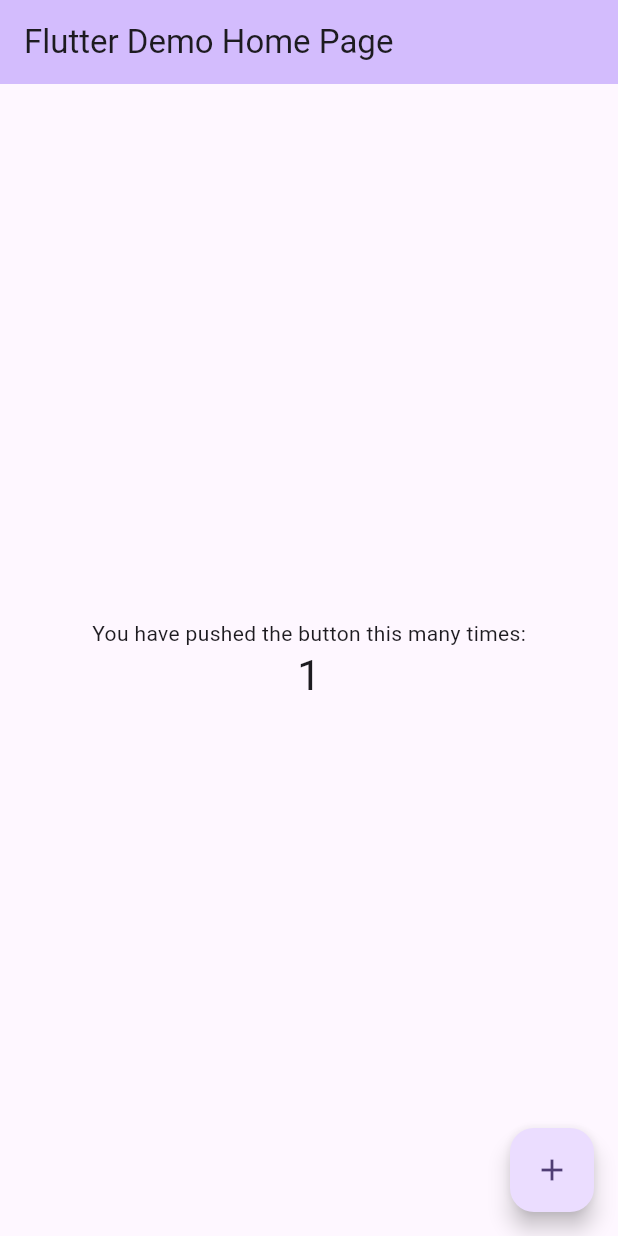
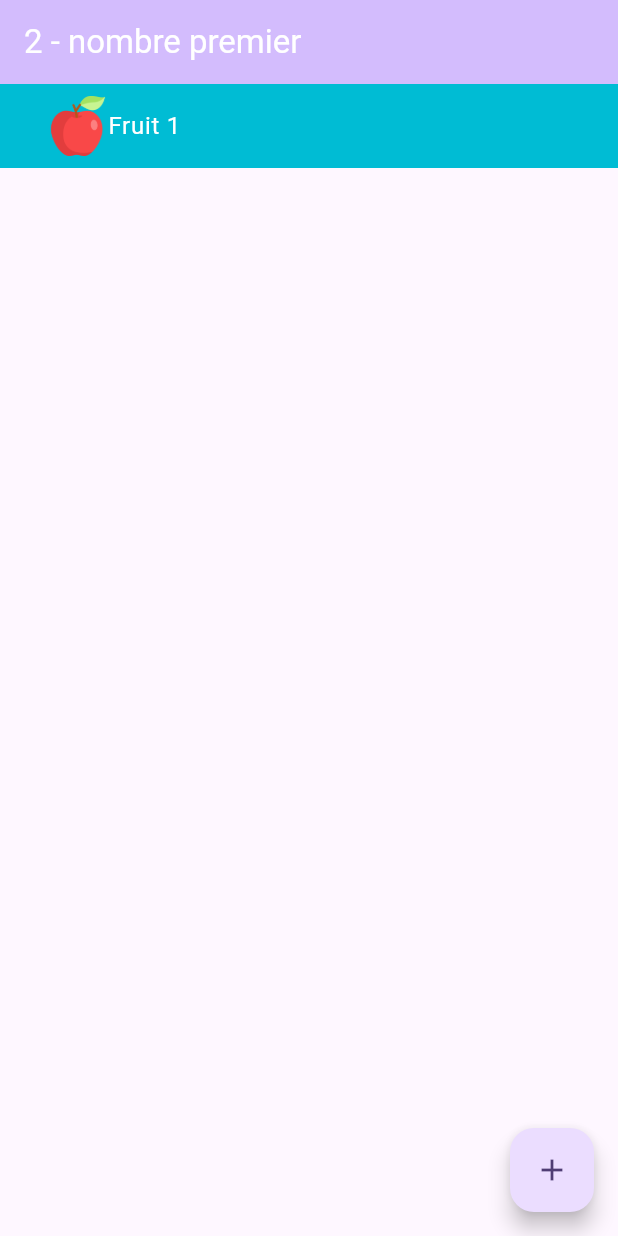
Before and after one commit to Vuillet-Hugo/pommepoireananas, a Flutter app: the screen it shows after launch, after a tap on the "add" icon, on a phone screen of 412 x 824 dp. Run offline on Flutter 3.47's test engine with Material 2 defaults, Android fonts, the light colour scheme and no system bars.

Commit message:
final commit

```diff
--- a/lib/main.dart
+++ b/lib/main.dart
@@ -1,4 +1,18 @@
 import 'package:flutter/material.dart';
+
+bool nombrePremier(int number) {
+  if (number <= 1) {
+    return false;
+  }
+
+  for (int i = 2; i * i <= number; i++) {
+    if (number % i == 0) {
+      return false;
+    }
+  }
+
+  return true;
+}
 
 void main() {
   runApp(const MyApp());
@@ -7,119 +21,111 @@ void main() {
 class MyApp extends StatelessWidget {
   const MyApp({super.key});
 
-  // This widget is the root of your application.
   @override
   Widget build(BuildContext context) {
     return MaterialApp(
       title: 'Flutter Demo',
       theme: ThemeData(
-        // This is the theme of your application.
-        //
-        // TRY THIS: Try running your application with "flutter run". You'll see
-        // the application has a blue toolbar. Then, without quitting the app,
-        // try changing the seedColor in the colorScheme below to Colors.green
-        // and then invoke "hot reload" (save your changes or press the "hot
-        // reload" button in a Flutter-supported IDE, or press "r" if you used
-        // the command line to start the app).
-        //
-        // Notice that the counter didn't reset back to zero; the application
-        // state is not lost during the reload. To reset the state, use hot
-        // restart instead.
-        //
-        // This works for code too, not just values: Most code changes can be
-        // tested with just a hot reload.
         colorScheme: ColorScheme.fromSeed(seedColor: Colors.deepPurple),
         useMaterial3: true,
       ),
-      home: const MyHomePage(title: 'Flutter Demo Home Page'),
+      home: const MyHomePage(),
     );
   }
 }
 
 class MyHomePage extends StatefulWidget {
-  const MyHomePage({super.key, required this.title});
-
-  // This widget is the home page of your application. It is stateful, meaning
-  // that it has a State object (defined below) that contains fields that affect
-  // how it looks.
-
-  // This class is the configuration for the state. It holds the values (in this
-  // case the title) provided by the parent (in this case the App widget) and
-  // used by the build method of the State. Fields in a Widget subclass are
-  // always marked "final".
-
-  final String title;
+  const MyHomePage({super.key});
 
   @override
   State<MyHomePage> createState() => _MyHomePageState();
 }
 
 class _MyHomePageState extends State<MyHomePage> {
-  int _counter = 0;
+  int _counter = 1;
+  List<int> listFruit = [];
+
+  String typeDeNombre(int valeurFruit) {
+    if (nombrePremier(valeurFruit)) {
+      return 'nombre premier';
+    } else if (valeurFruit.isEven) {
+      return 'pair';
+    } else {
+      return 'impair';
+    }
+  }
 
   void _incrementCounter() {
     setState(() {
-      // This call to setState tells the Flutter framework that something has
-      // changed in this State, which causes it to rerun the build method below
-      // so that the display can reflect the updated values. If we changed
-      // _counter without calling setState(), then the build method would not be
-      // called again, and so nothing would appear to happen.
+      listFruit
+          .add(_counter);
       _counter++;
     });
   }
 
   @override
   Widget build(BuildContext context) {
-    // This method is rerun every time setState is called, for instance as done
-    // by the _incrementCounter method above.
-    //
-    // The Flutter framework has been optimized to make rerunning build methods
-    // fast, so that you can just rebuild anything that needs updating rather
-    // than having to individually change instances of widgets.
+    final valeurDuTitre = typeDeNombre(_counter);
+
     return Scaffold(
       appBar: AppBar(
-        // TRY THIS: Try changing the color here to a specific color (to
-        // Colors.amber, perhaps?) and trigger a hot reload to see the AppBar
-        // change color while the other colors stay the same.
         backgroundColor: Theme.of(context).colorScheme.inversePrimary,
-        // Here we take the value from the MyHomePage object that was created by
-        // the App.build method, and use it to set our appbar title.
-        title: Text(widget.title),
+        title: Text(
+            '$_counter - $valeurDuTitre',
+            style: const TextStyle(color: Colors.white)),
       ),
-      body: Center(
-        // Center is a layout widget. It takes a single child and positions it
-        // in the middle of the parent.
-        child: Column(
-          // Column is also a layout widget. It takes a list of children and
-          // arranges them vertically. By default, it sizes itself to fit its
-          // children horizontally, and tries to be as tall as its parent.
-          //
-          // Column has various properties to control how it sizes itself and
-          // how it positions its children. Here we use mainAxisAlignment to
-          // center the children vertically; the main axis here is the vertical
-          // axis because Columns are vertical (the cross axis would be
-          // horizontal).
-          //
-          // TRY THIS: Invoke "debug painting" (choose the "Toggle Debug Paint"
-          // action in the IDE, or press "p" in the console), to see the
-          // wireframe for each widget.
-          mainAxisAlignment: MainAxisAlignment.center,
-          children: <Widget>[
-            const Text(
-              'You have pushed the button this many times:',
+      body: ListView.builder(
+        itemCount: listFruit
+            .length,
+        itemBuilder: (BuildContext context, int index) {
+          final valeurFruit = listFruit[index];
+          final siPair = valeurFruit.isEven;
+
+          final premierPairImpair = nombrePremier(valeurFruit);
+
+          final backgroundColor = siPair ? Colors.indigo : Colors.cyan;
+
+          final imageVerif = premierPairImpair
+              ? Image.asset(
+                  'images/ananas.png',
+                  width: 40,
+                  height: 40,
+                )
+              : siPair
+                  ? Image.asset(
+                      'images/poire.png',
+                      width: 40,
+                      height: 40,
+                    )
+                  : Image.asset(
+                      'images/pomme.png',
+                      width: 40,
+                      height: 40,
+                    );
+
+          return ListTile(
+            tileColor:
+                backgroundColor,
+            title: Row(
+              children: [
+                const SizedBox(
+                    width: 16),
+                imageVerif,
+                Text(
+                  'Fruit $valeurFruit',
+                  style: const TextStyle(
+                      color: Colors.white),
+                ),
+              ],
             ),
-            Text(
-              '$_counter',
-              style: Theme.of(context).textTheme.headlineMedium,
-            ),
-          ],
-        ),
+          );
+        },
       ),
       floatingActionButton: FloatingActionButton(
         onPressed: _incrementCounter,
         tooltip: 'Increment',
         child: const Icon(Icons.add),
-      ), // This trailing comma makes auto-formatting nicer for build methods.
+      ),
     );
   }
 }
--- a/pubspec.yaml
+++ b/pubspec.yaml
@@ -59,8 +59,10 @@ flutter:
   uses-material-design: true
 
   # To add assets to your application, add an assets section, like this:
-  # assets:
-  #   - images/a_dot_burr.jpeg
+  assets:
+      - images/ananas.png
+      - images/poire.png
+      - images/pomme.png
   #   - images/a_dot_ham.jpeg
 
   # An image asset can refer to one or more resolution-specific "variants", see
```
Also changed, not shown: images/ananas.png (added), images/poire.png (added), images/pomme.png (added), 1 other file.
